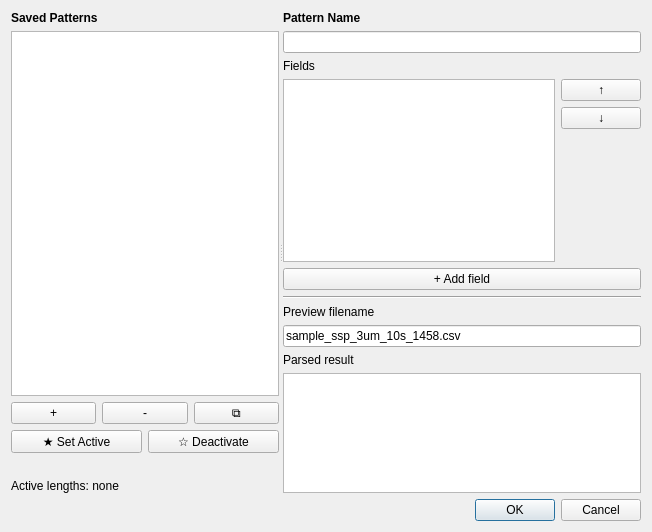
Qt form src/sfg_app2/app/ui/pattern_editor_dialog.ui (silanglois/SFG-App) before a commit.
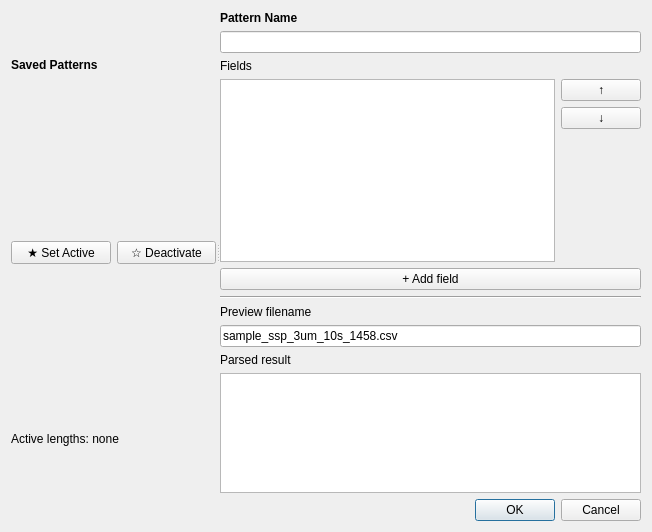
The same form after that commit.

Commit message: can now save multiple automatching settings. also multiple settings now a tree not list

The edit to the form file:
```diff
--- a/src/sfg_app2/app/ui/pattern_editor_dialog.ui
+++ b/src/sfg_app2/app/ui/pattern_editor_dialog.ui
@@ -29,32 +29,7 @@
         </widget>
        </item>
        <item>
-        <widget class="QListWidget" name="savedPatternsListWidget"/>
-       </item>
-       <item>
-        <layout class="QHBoxLayout" name="horizontalLayout">
-         <item>
-          <widget class="QPushButton" name="addPatternButton">
-           <property name="text">
-            <string>+</string>
-           </property>
-          </widget>
-         </item>
-         <item>
-          <widget class="QPushButton" name="removePatternButton">
-           <property name="text">
-            <string>-</string>
-           </property>
-          </widget>
-         </item>
-         <item>
-          <widget class="QPushButton" name="duplicatePatternButton">
-           <property name="text">
-            <string>⧉</string>
-           </property>
-          </widget>
-         </item>
-        </layout>
+        <widget class="QWidget" name="savedPatternsPlaceholder" native="true"/>
        </item>
        <item>
         <layout class="QHBoxLayout" name="horizontalLayout_2">
```
The commit also changes 8 other files.
